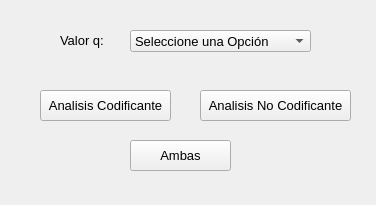
First picture: the form in boxCounting.ui, repository juancho270/TrabajoGrado, before the edit.
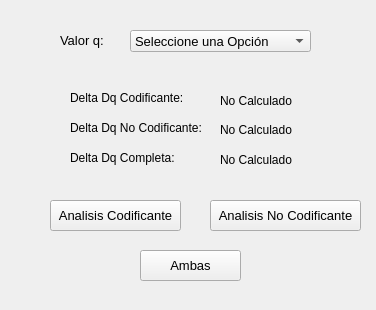
Second picture: the form after the edit.

Commit message: Version Final del proyecto: se sincriniza la aplicacion con el ejecutable de box counting y queda la version final

Patch:
```diff
--- a/boxCounting.ui
+++ b/boxCounting.ui
@@ -7,7 +7,7 @@
     <x>0</x>
     <y>0</y>
     <width>376</width>
-    <height>205</height>
+    <height>310</height>
    </rect>
   </property>
   <property name="windowTitle">
@@ -16,8 +16,8 @@
   <widget class="QPushButton" name="btnCodificate">
    <property name="geometry">
     <rect>
-     <x>40</x>
-     <y>90</y>
+     <x>50</x>
+     <y>200</y>
      <width>131</width>
      <height>31</height>
     </rect>
@@ -34,8 +34,8 @@
   <widget class="QPushButton" name="btnNoCodificante">
    <property name="geometry">
     <rect>
-     <x>200</x>
-     <y>90</y>
+     <x>210</x>
+     <y>200</y>
      <width>151</width>
      <height>31</height>
     </rect>
@@ -52,8 +52,8 @@
   <widget class="QPushButton" name="btnAmbos">
    <property name="geometry">
     <rect>
-     <x>130</x>
-     <y>140</y>
+     <x>140</x>
+     <y>250</y>
      <width>101</width>
      <height>31</height>
     </rect>
@@ -130,6 +130,84 @@
     </property>
    </item>
   </widget>
+  <widget class="QLabel" name="label_5">
+   <property name="geometry">
+    <rect>
+     <x>70</x>
+     <y>120</y>
+     <width>151</width>
+     <height>16</height>
+    </rect>
+   </property>
+   <property name="text">
+    <string>Delta Dq No Codificante:</string>
+   </property>
+  </widget>
+  <widget class="QLabel" name="DeltaCod">
+   <property name="geometry">
+    <rect>
+     <x>220</x>
+     <y>90</y>
+     <width>101</width>
+     <height>21</height>
+    </rect>
+   </property>
+   <property name="text">
+    <string>No Calculado</string>
+   </property>
+  </widget>
+  <widget class="QLabel" name="DeltaNoCod">
+   <property name="geometry">
+    <rect>
+     <x>220</x>
+     <y>119</y>
+     <width>81</width>
+     <height>21</height>
+    </rect>
+   </property>
+   <property name="text">
+    <string>No Calculado</string>
+   </property>
+  </widget>
+  <widget class="QLabel" name="DeltaCom">
+   <property name="geometry">
+    <rect>
+     <x>220</x>
+     <y>150</y>
+     <width>91</width>
+     <height>20</height>
+    </rect>
+   </property>
+   <property name="text">
+    <string>No Calculado</string>
+   </property>
+  </widget>
+  <widget class="QLabel" name="label_4">
+   <property name="geometry">
+    <rect>
+     <x>70</x>
+     <y>90</y>
+     <width>131</width>
+     <height>16</height>
+    </rect>
+   </property>
+   <property name="text">
+    <string>Delta Dq Codificante:</string>
+   </property>
+  </widget>
+  <widget class="QLabel" name="label_7">
+   <property name="geometry">
+    <rect>
+     <x>70</x>
+     <y>150</y>
+     <width>141</width>
+     <height>16</height>
+    </rect>
+   </property>
+   <property name="text">
+    <string>Delta Dq Completa:</string>
+   </property>
+  </widget>
  </widget>
  <resources/>
  <connections/>
```
The commit also changes 189 other files.
